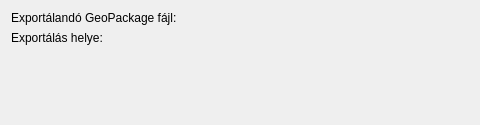
faludiz/eing, file export_plugin_dialog_base.ui: the form before one commit; both pictures show x 0 to 480 and y 0 to 125 of the 750 by 125 pixel window.
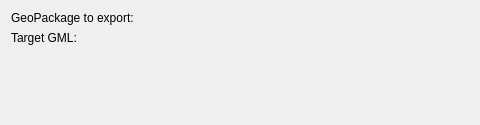
The form after the commit. Custom widgets are drawn as their Qt base class.

```diff
--- a/export_plugin_dialog_base.ui
+++ b/export_plugin_dialog_base.ui
@@ -29,7 +29,7 @@
      <item row="0" column="0">
       <widget class="QLabel" name="label">
        <property name="text">
-        <string>Exportálandó GeoPackage fájl:</string>
+        <string>GeoPackage to export:</string>
        </property>
       </widget>
      </item>
@@ -49,7 +49,7 @@
      <item row="1" column="0">
       <widget class="QLabel" name="label">
        <property name="text">
-        <string>Exportálás helye:</string>
+        <string>Target GML:</string>
        </property>
       </widget>
      </item>
```
